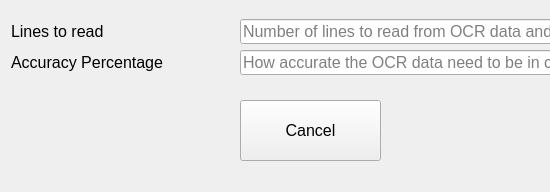
wtfoong/FYP_image_categorisation_powered_by_OCR, file advanceSettings.ui: the form before one commit; both pictures show x 0 to 550 and y 0 to 192 of the 1002 by 192 pixel window.
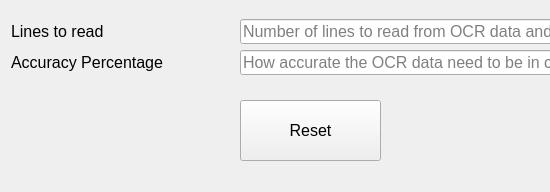
The form after the commit.

What changed in the file:
```diff
--- a/advanceSettings.ui
+++ b/advanceSettings.ui
@@ -137,7 +137,7 @@
      </font>
     </property>
     <property name="text">
-     <string>Cancel</string>
+     <string>Reset</string>
     </property>
    </widget>
   </widget>
```
